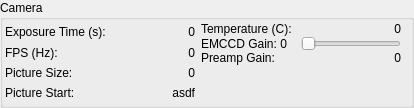
Before: the Qt Designer form storm_control/hal4000/qtdesigner/camera-params-detached.ui in ZhuangLab/storm-control, drawn with Qt 5.
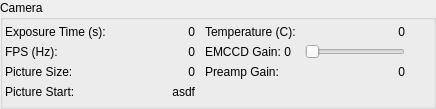
After: the same form once the commit is applied.

Commit message: UI tweaks. Trying to get the camera parameters box to not expand, have a reasonable spacing between items and have all the items in a grid.

The edit to the form file:
```diff
--- a/storm_control/hal4000/qtdesigner/camera-params-detached.ui
+++ b/storm_control/hal4000/qtdesigner/camera-params-detached.ui
@@ -6,13 +6,19 @@
    <rect>
     <x>0</x>
     <y>0</y>
-    <width>414</width>
-    <height>108</height>
+    <width>436</width>
+    <height>109</height>
    </rect>
   </property>
+  <property name="sizePolicy">
+   <sizepolicy hsizetype="Preferred" vsizetype="Maximum">
+    <horstretch>0</horstretch>
+    <verstretch>0</verstretch>
+   </sizepolicy>
+  </property>
   <property name="minimumSize">
    <size>
-    <width>414</width>
+    <width>0</width>
     <height>0</height>
    </size>
   </property>
@@ -24,18 +30,9 @@
   </property>
   <layout class="QHBoxLayout" name="horizontalLayout_8">
    <property name="spacing">
-    <number>6</number>
+    <number>10</number>
    </property>
-   <property name="leftMargin">
-    <number>2</number>
-   </property>
-   <property name="topMargin">
-    <number>2</number>
-   </property>
-   <property name="rightMargin">
-    <number>2</number>
-   </property>
-   <property name="bottomMargin">
+   <property name="margin">
     <number>2</number>
    </property>
    <item>
@@ -56,7 +53,7 @@
          <property name="minimumSize">
           <size>
            <width>100</width>
-           <height>0</height>
+           <height>20</height>
           </size>
          </property>
          <property name="maximumSize">
@@ -119,7 +116,7 @@
          <property name="minimumSize">
           <size>
            <width>100</width>
-           <height>0</height>
+           <height>20</height>
           </size>
          </property>
          <property name="maximumSize">
@@ -179,7 +176,7 @@
          <property name="minimumSize">
           <size>
            <width>100</width>
-           <height>0</height>
+           <height>20</height>
           </size>
          </property>
          <property name="maximumSize">
@@ -230,6 +227,12 @@
       <layout class="QHBoxLayout" name="horizontalLayout_7">
        <item>
         <widget class="QLabel" name="pictureStartLabel">
+         <property name="minimumSize">
+          <size>
+           <width>0</width>
+           <height>20</height>
+          </size>
+         </property>
          <property name="text">
           <string>Picture Start:</string>
          </property>
@@ -247,6 +250,19 @@
        </item>
       </layout>
      </item>
+     <item>
+      <spacer name="verticalSpacer_2">
+       <property name="orientation">
+        <enum>Qt::Vertical</enum>
+       </property>
+       <property name="sizeHint" stdset="0">
+        <size>
+         <width>20</width>
+         <height>0</height>
+        </size>
+       </property>
+      </spacer>
+     </item>
     </layout>
    </item>
    <item>
@@ -267,7 +283,7 @@
          <property name="minimumSize">
           <size>
            <width>100</width>
-           <height>0</height>
+           <height>20</height>
           </size>
          </property>
          <property name="maximumSize">
@@ -327,7 +343,7 @@
          <property name="minimumSize">
           <size>
            <width>100</width>
-           <height>0</height>
+           <height>20</height>
           </size>
          </property>
          <property name="maximumSize">
@@ -387,7 +403,7 @@
          <property name="minimumSize">
           <size>
            <width>100</width>
-           <height>0</height>
+           <height>20</height>
           </size>
          </property>
          <property name="maximumSize">
@@ -442,7 +458,7 @@
        <property name="sizeHint" stdset="0">
         <size>
          <width>20</width>
-         <height>40</height>
+         <height>0</height>
         </size>
        </property>
       </spacer>
```
The commit also changes 3 other files.
